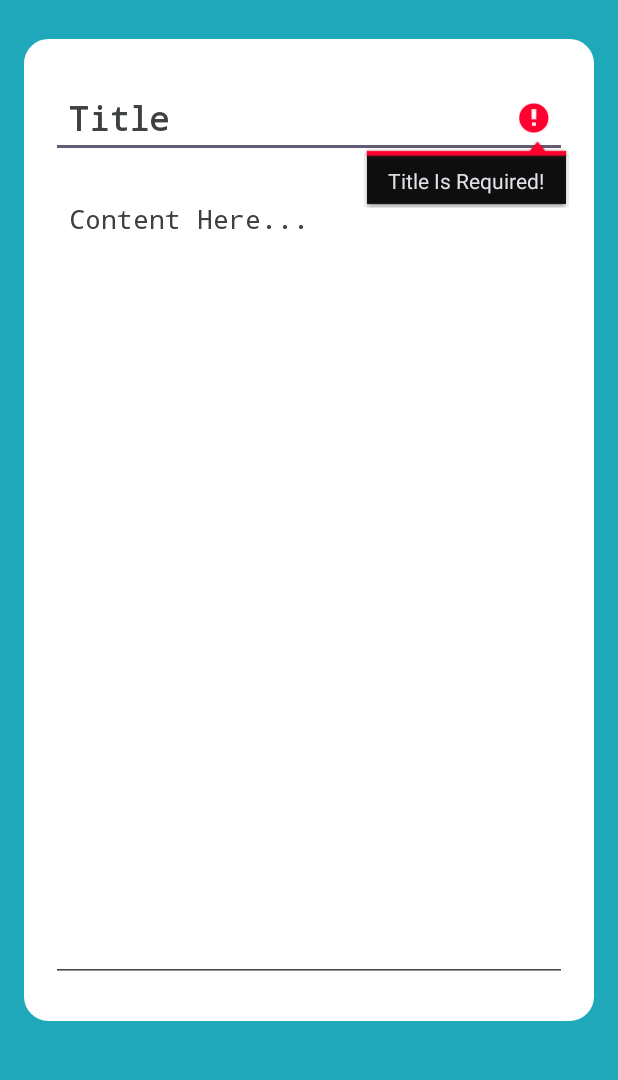
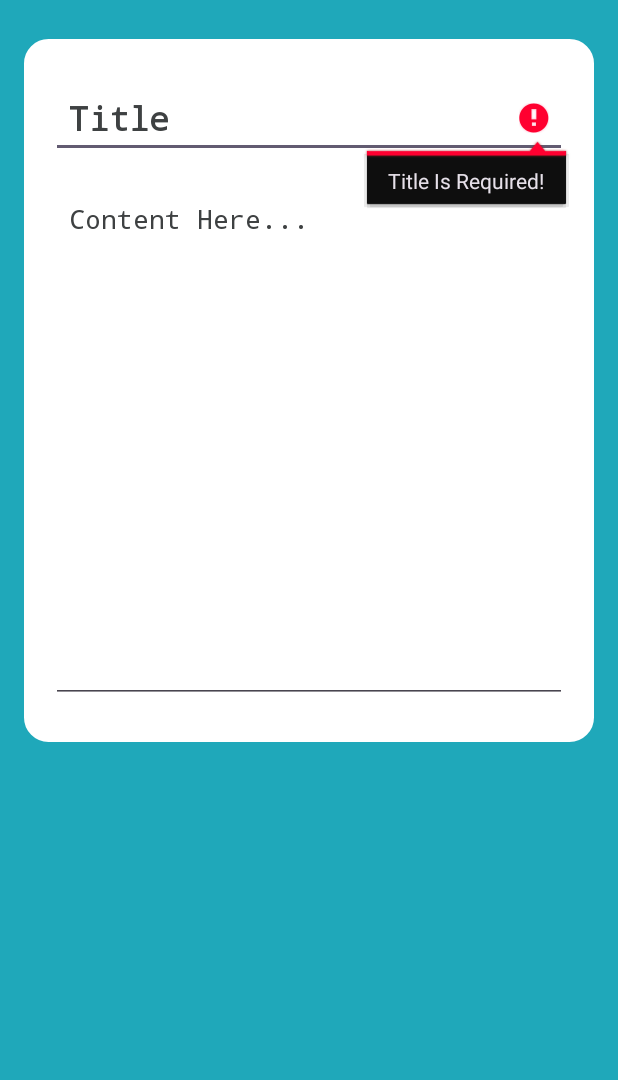
Before and after one commit to Adithyapoojari/MyNotes, an Android app: the notedetails screen opened directly, with no data from a screen before it, after a tap on an icon or button, on a phone screen of 412 x 824 dp, the part 152-1232 px from its top. Run offline under Robolectric (Android 15) with nearby library versions, the phone set to English and light mode, and no system bars; our stand-ins replace Firebase (no records; nobody signed in at launch, a user with empty details on screens opened directly).

Commit message:
My Notes App is completely available

```diff
--- a/app/src/main/java/com/notesapp/mynotes/createAccount.java
+++ b/app/src/main/java/com/notesapp/mynotes/createAccount.java
@@ -92,7 +92,8 @@ public class createAccount extends AppCompatActivity {
         if (email.isEmpty() || password.isEmpty() || c_password.isEmpty()) {
             return false;
         }
-        if (password.length() < 7) {
+        if (password.length() < 7 || c_password.length()<7) {
+            passwordtext.setError("Password must be at least 7 characters");
             return false;
         }
         if (!password.equals(c_password)) {
--- a/app/src/main/java/com/notesapp/mynotes/login.java
+++ b/app/src/main/java/com/notesapp/mynotes/login.java
@@ -98,6 +98,7 @@ public class login extends AppCompatActivity {
             return false;
         }
         if (password.length() < 7) {
+            passwordtext.setError("Password is constrained to more than 7 characters");
             return false;
         }
 
--- a/app/src/main/res/drawable/add_icon.xml
+++ b/app/src/main/res/drawable/add_icon.xml
@@ -1,5 +1,5 @@
 <vector xmlns:android="http://schemas.android.com/apk/res/android" android:height="24dp" android:tint="#000000" android:viewportHeight="24" android:viewportWidth="24" android:width="24dp">
 
-    <path android:fillColor="@android:color/white" android:pathData="M19,13h-6v6h-2v-6H5v-2h6V5h2v6h6v2z"/>
+    <path android:fillColor="@android:color/black" android:pathData="M19,13h-6v6h-2v-6H5v-2h6V5h2v6h6v2z"/>
 
 </vector>
--- a/app/src/main/res/layout/activity_notedetails.xml
+++ b/app/src/main/res/layout/activity_notedetails.xml
@@ -69,21 +69,27 @@
             android:textSize="18sp"
             android:padding="12dp"
             android:textColor="@color/black"
-            android:minLines="30"
+            android:minLines="15"
             android:gravity="top"
             android:hint="Content Here..."/>
 
 
     </LinearLayout>
+
     <TextView
+        android:id="@+id/deleteBtn"
         android:layout_width="match_parent"
         android:layout_height="wrap_content"
+        android:layout_alignParentStart="true"
+        android:layout_alignParentEnd="true"
         android:layout_alignParentBottom="true"
+        android:layout_marginStart="16dp"
+        android:layout_marginEnd="16dp"
+        android:layout_marginBottom="66dp"
+        android:gravity="center"
+        android:text="Delete Note"
         android:textColor="@color/red"
         android:textSize="25sp"
-        android:text="Delete Note"
-        android:id="@+id/deleteBtn"
-        android:gravity="center"
-        android:visibility="gone"/>
+        android:visibility="gone" />
 
 </RelativeLayout>
```
Also changed, not shown: app/src/main/res/layout/activity_main.xml (+5 -3 lines), 1 other file.
